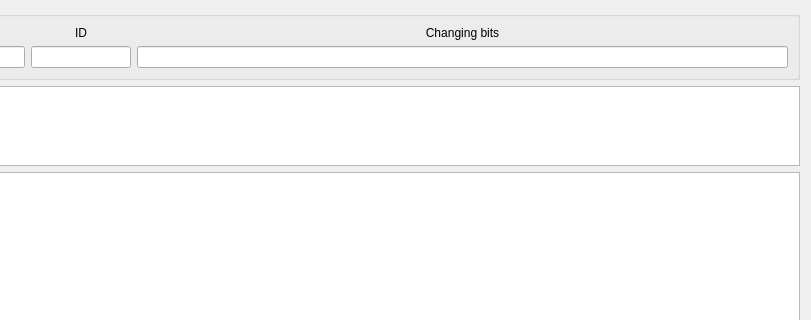
The window that logdialog.ui (banyaszg/CANalizer) describes before a commit, drawn with Qt 5; both pictures show x 98 to 909 and y 0 to 320 of the 909 by 608 pixel window.
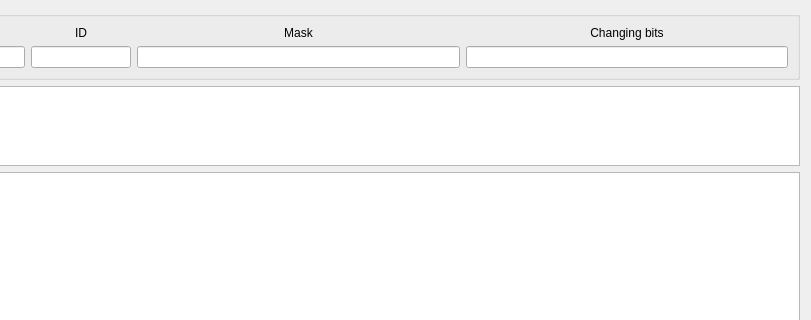
The same window after the commit.

Patch:
```diff
--- a/logdialog.ui
+++ b/logdialog.ui
@@ -40,16 +40,6 @@
         </property>
        </widget>
       </item>
-      <item row="0" column="2">
-       <widget class="QLabel" name="labelMask">
-        <property name="text">
-         <string>Changing bits</string>
-        </property>
-        <property name="alignment">
-         <set>Qt::AlignCenter</set>
-        </property>
-       </widget>
-      </item>
       <item row="1" column="0">
        <widget class="QLineEdit" name="lineCAN">
         <property name="sizePolicy">
@@ -95,6 +85,39 @@
         </property>
        </widget>
       </item>
+      <item row="1" column="3">
+       <widget class="QLineEdit" name="lineChBits">
+        <property name="maximumSize">
+         <size>
+          <width>16777215</width>
+          <height>42</height>
+         </size>
+        </property>
+        <property name="readOnly">
+         <bool>true</bool>
+        </property>
+       </widget>
+      </item>
+      <item row="0" column="3">
+       <widget class="QLabel" name="labelMask">
+        <property name="text">
+         <string>Changing bits</string>
+        </property>
+        <property name="alignment">
+         <set>Qt::AlignCenter</set>
+        </property>
+       </widget>
+      </item>
+      <item row="0" column="2">
+       <widget class="QLabel" name="label">
+        <property name="text">
+         <string>Mask</string>
+        </property>
+        <property name="alignment">
+         <set>Qt::AlignCenter</set>
+        </property>
+       </widget>
+      </item>
      </layout>
     </widget>
    </item>
```
